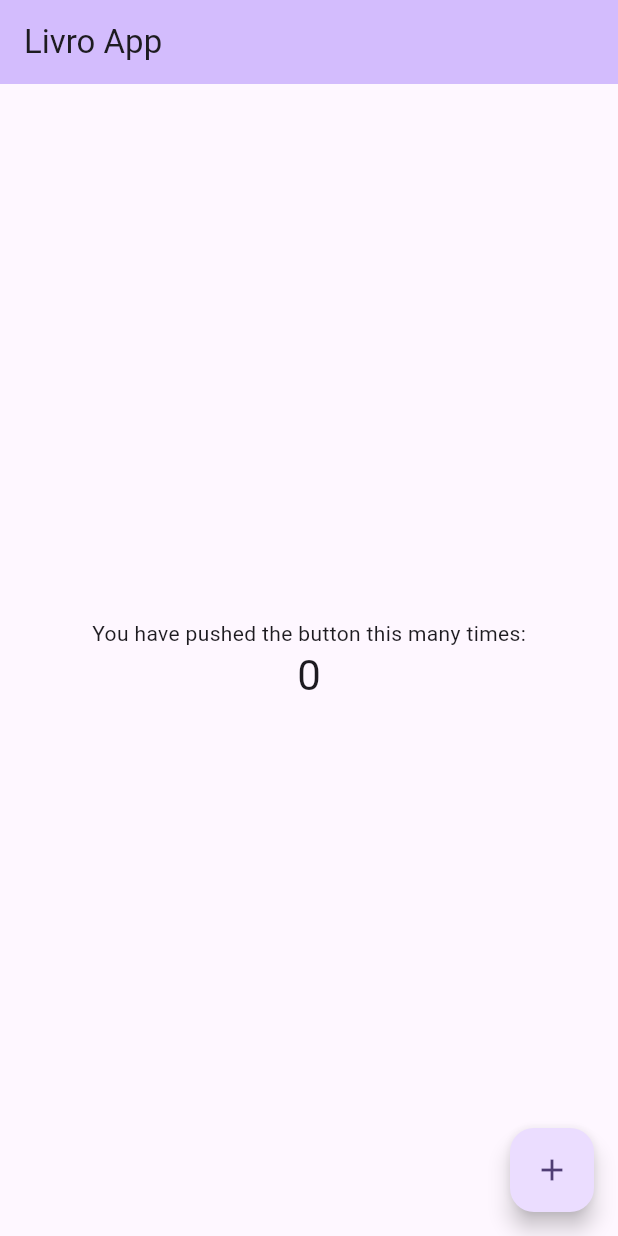
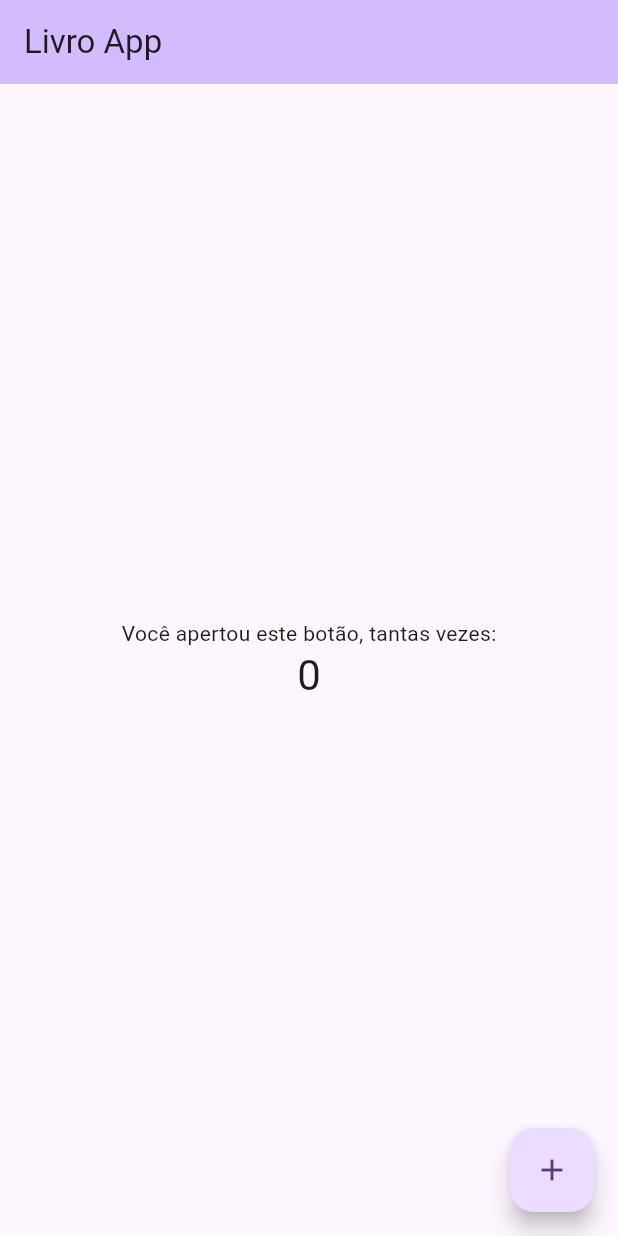
Before and after one commit to Matheus-Doerzbacher/livros_app, a Flutter app: the screen it shows after launch, on a phone screen of 412 x 824 dp. Run offline on Flutter 3.47's test engine with Material 3 defaults, Android fonts, the phone set to English and light mode, and no system bars; our stand-ins replace firebase_core; accounts and stored records are empty; generated files the repository leaves out were written again.

Commit message:
Teste commit

```diff
--- a/lib/main.dart
+++ b/lib/main.dart
@@ -13,7 +13,6 @@ void main() async {
 class MyApp extends StatelessWidget {
   const MyApp({super.key});
 
-  // This widget is the root of your application.
   @override
   Widget build(BuildContext context) {
     return MaterialApp(
@@ -57,7 +56,7 @@ class _MyHomePageState extends State<MyHomePage> {
           mainAxisAlignment: MainAxisAlignment.center,
           children: <Widget>[
             const Text(
-              'You have pushed the button this many times:',
+              'Você apertou este botão, tantas vezes:',
             ),
             Text(
               '$_counter',
```
